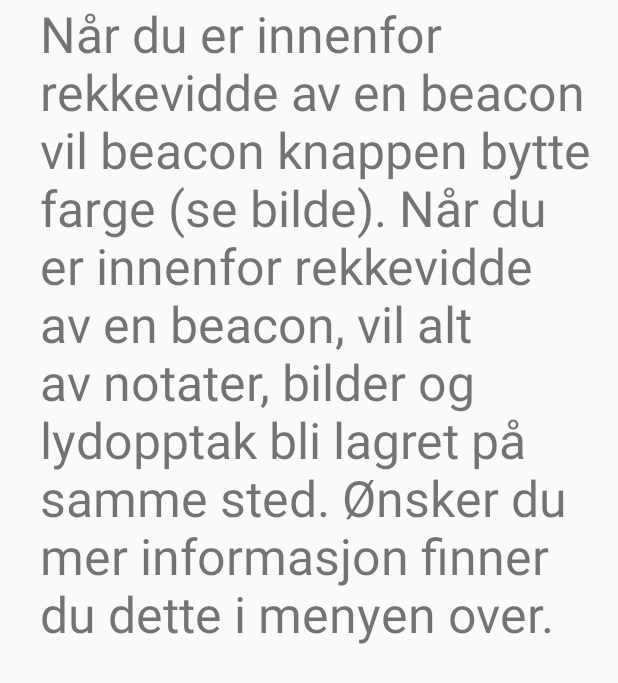
After one commit to inger987/BeaconBeachler, an Android app: the layout dialogboxmanual.xml on its own in the app's theme, with its tools: preview values and no code run, on a phone screen of 412 x 824 dp. The commit adds this screen. Shown: the top 683 px of the screen. Run offline under Robolectric (Android 15) with nearby library versions, the phone set to English and light mode, and no system bars; network calls fail.

Commit message:
Små endinger i koden

```diff
--- /dev/null
+++ b/app/src/main/res/layout/dialogboxmanual.xml
@@ -0,0 +1,22 @@
+<?xml version="1.0" encoding="utf-8"?>
+<LinearLayout xmlns:android="http://schemas.android.com/apk/res/android"
+    android:orientation="horizontal"
+    android:layout_width="match_parent"
+    android:layout_height="match_parent">
+
+
+    <ImageView
+        android:layout_width="wrap_content"
+        android:layout_height="wrap_content"
+        android:layout_marginLeft="20px"
+        android:layout_marginRight="20px"
+        android:id="@+id/imageView" />
+
+    <TextView
+        android:id="@+id/textView"
+        android:layout_width="wrap_content"
+        android:layout_height="wrap_content"
+        android:textSize="50px"
+        android:layout_marginRight="20px"
+        android:text="@string/brukerInfo" />
+</LinearLayout>
--- a/app/src/main/res/values/strings.xml
+++ b/app/src/main/res/values/strings.xml
@@ -52,4 +52,7 @@
     <string name="bilde">bilde</string>
     <string name="beacon">Beacon</string>
     <string name="sound">sound</string>
+    <string name="brukerInfo">Når du er innenfor rekkevidde av en beacon vil beacon knappen bytte farge (se bilde).
+    Når du er innenfor rekkevidde av en beacon, vil alt av notater, bilder og lydopptak bli lagret på samme sted. Ønsker du
+    mer informasjon finner du dette i menyen over.</string>
 </resources>
```
Also changed, not shown: app/src/main/java/com/example/inger/beaconbeachler/Lyd.java (+7 -10 lines), app/src/main/java/com/example/inger/beaconbeachler/MainPage.java (+37 -10 lines), app/src/main/res/drawable/beaconClose.png (added).
